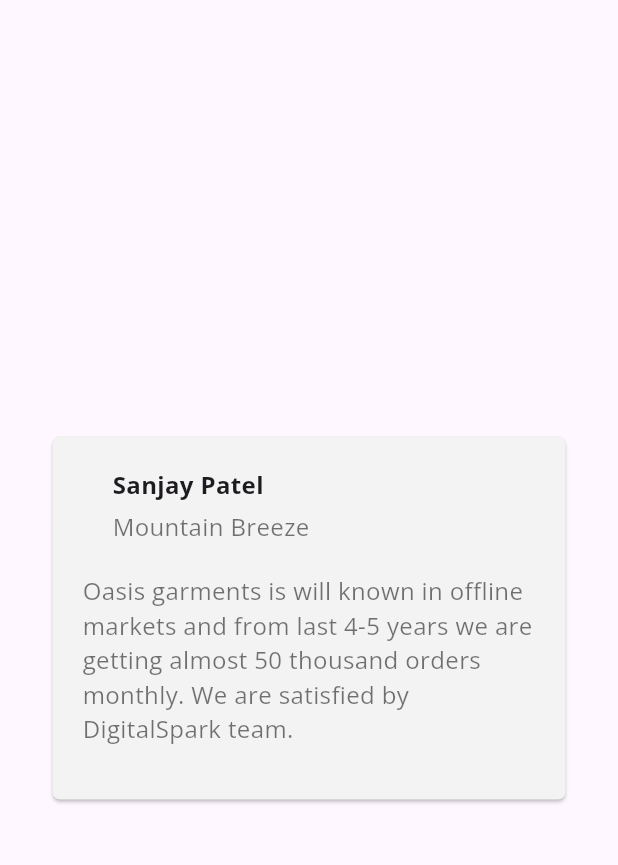
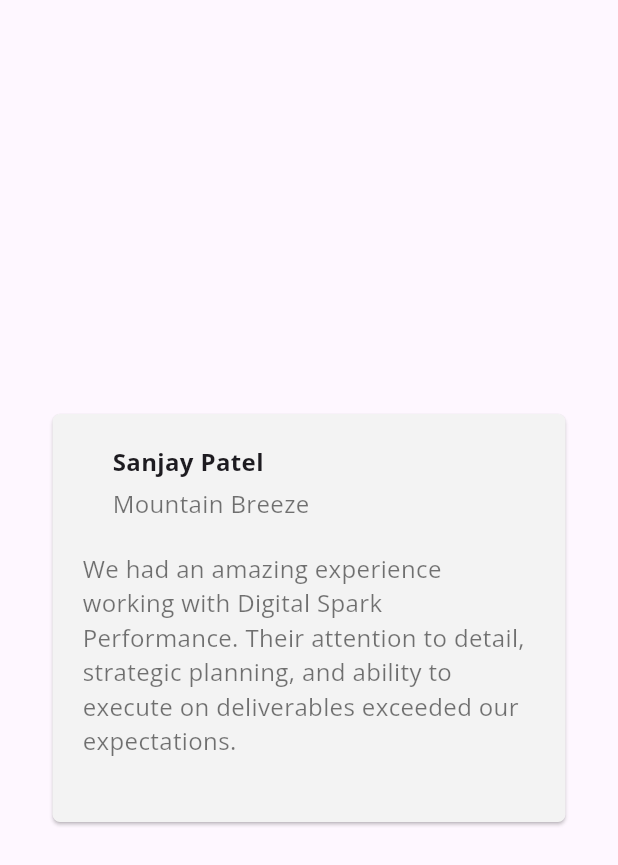
Before and after one commit to LakhtariyaHarsh/digibells, a Flutter app: the Cardcarousel widget shown alone on an empty page, opened directly, on a phone screen of 412 x 824 dp. Shown: the top 865 px of the screen. Run offline on Flutter 3.47's test engine with Material 3 defaults, Android fonts, the phone set to English and light mode, and no system bars; drawn by our look-alikes of auto_size_text, carousel_slider; our stand-ins replace font_awesome_flutter, go_router, google_fonts, google_maps_flutter.

Commit message:
change review

```diff
--- a/lib/container/cardcarousel.dart
+++ b/lib/container/cardcarousel.dart
@@ -17,27 +17,25 @@
       'title': 'Sanjay Patel',
       'subtitle': 'Mountain Breeze',
       'description':
-         'Oasis garments is will known in offline markets and from last 4-5 years we are getting almost 50 thousand orders monthly. We are satisfied by DigitalSpark team. '
+          'We had an amazing experience working with Digital Spark Performance. Their attention to detail, strategic planning, and ability to execute on deliverables exceeded our expectations.'
     },
     {
       'title': 'Raj Sharma',
       'subtitle': 'ADI Shoes',
       'description':
-         'We are well known brand in offline markets and all super markets chains. We are present in all emarketplaces now from 4 years and getting good visibility on all e-market places. '
+          'We highly recommend Digital Spark Performance to any business looking to amplify their digital presence and achieve impactful results!"'
     },
     {
       'title': 'Nirmal Chuahan',
       'subtitle': 'Garments',
       'description':
-
-          'The DigitalSpark  Performance is unremarkable and they have shown a good growth in last 2 years. Our brand Mountain Breeze has shown growth unexpected.'
+          'Thanks to Digital Spark Performance, we’ve seen a significant increase in customer engagement, conversions, and overall ROI.'
     },
     {
       'title': 'Jaydeep Dave',
       'subtitle': 'Food Products',
       'description':
-       'We are selling on emarketplaces from last 5 years and we have seen good growth in last some years.'
-
+          'We are selling on emarketplaces from last 5 years and we have seen good growth in last some years.'
     },
   ];
 
@@ -118,8 +116,10 @@
         options: CarouselOptions(
           height: deviceType == topbar.DeviceScreenType.desktop
               ? 220
-              : 250, // Ensure enough space for the card and padding
-          viewportFraction: deviceType == topbar.DeviceScreenType.desktop
+              : isMobile
+                  ? 280
+                  : 280, // Ensure enough space for the card and padding
+          viewportFraction: deviceType == topbar.DeviceScreenType.desktop || deviceType == topbar.DeviceScreenType.hubmax
               ? 0.335555
               : 1, // Adjust to control how much of the next card is visible
           enableInfiniteScroll: true,
--- a/lib/main.dart
+++ b/lib/main.dart
@@ -83,7 +83,7 @@
     var Screensize = MediaQuery.of(context).size;
     var deviceType = topbar.getDeviceType(Screensize);
 
-    double containerWidth = Screensize.width * 0.9; // For mobile
+    double containerWidth = Screensize.width * 0.9;
     // Set height dynamically
     double containerHeight = 120; // Default for mobile
     if (deviceType == topbar.DeviceScreenType.desktop) {
```
